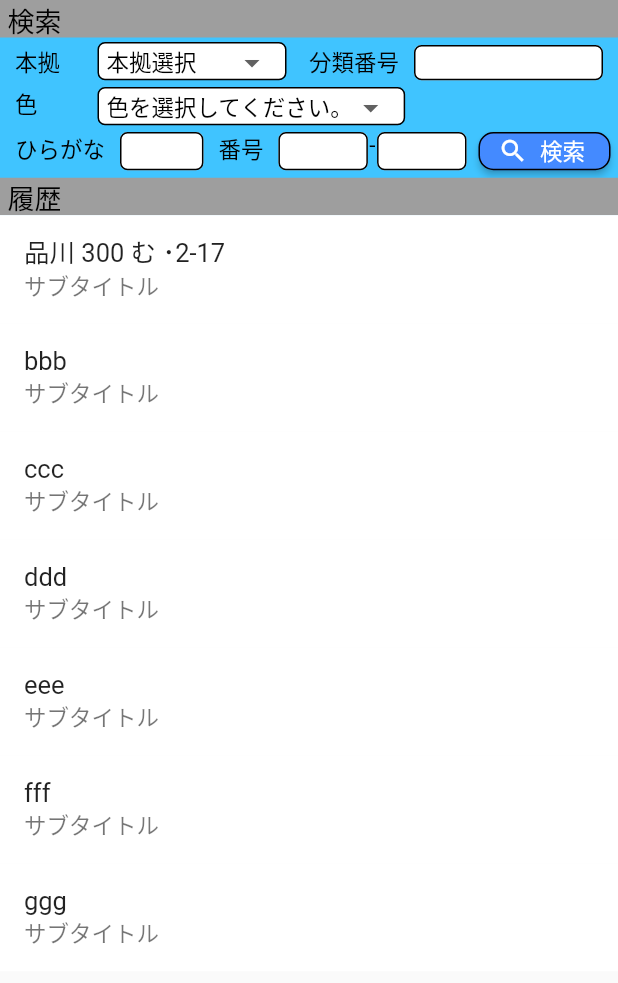
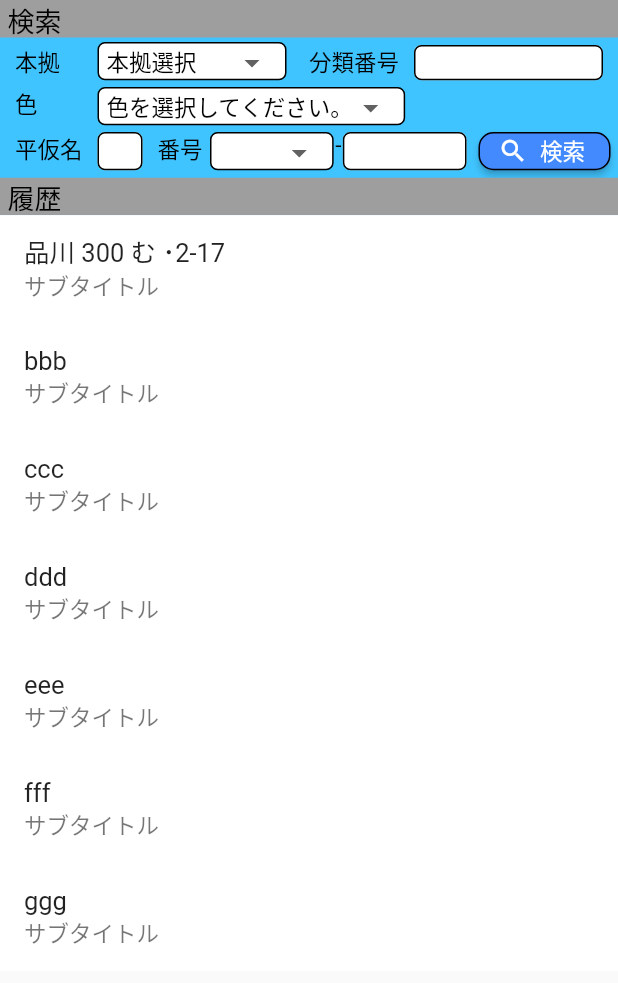
Before and after one commit to Nkoyama/CarOwnerConnect, a Flutter app: the TalkMainPage screen opened directly, on a phone screen of 412 x 824 dp. Shown: the top 983 px of the screen. Run offline on Flutter 3.47's test engine with Material 2 defaults, Android fonts, the phone set to English and light mode, and no system bars; drawn by our look-alikes of flutter_slidable; our stand-ins replace sqflite; accounts and stored records are empty; network calls fail.

Commit message:
ナンバーを選択式に変更

```diff
--- a/car_owner_connect/lib/pages/talkMain.dart
+++ b/car_owner_connect/lib/pages/talkMain.dart
@@ -37,22 +37,45 @@ class TalkMainPageState extends State<TalkMainPage> {
     "黄色(文字色：黒)",
     "黒(文字色：黄色)"
   ];
+
+  List<String> numberList_1 = [
+    "",
+    "••", "•1", "•2", "•3", "•4", "•5", "•6", "•7", "•8", "•9",
+    "10", "11", "12", "13", "14", "15", "16", "17", "18", "19",
+    "20", "21", "22", "23", "24", "25", "26", "27", "28", "29",
+    "30", "31", "32", "33", "34", "35", "36", "37", "38", "39",
+    "40", "41", "42", "43", "44", "45", "46", "47", "48", "49",
+    "50", "51", "52", "53", "54", "55", "56", "57", "58", "59",
+    "60", "61", "62", "63", "64", "65", "66", "67", "69", "60",
+    "70", "71", "72", "73", "74", "75", "76", "77", "78", "79",
+    "80", "81", "82", "83", "84", "85", "86", "87", "88", "89",
+    "90", "91", "92", "93", "94", "95", "96", "97", "98", "99"
+  ];
+  List<String> numberList_2 = [
+    "",
+    "•1", "•2", "•3", "•4", "•5", "•6", "•7", "•8", "•9",
+    "01", "02", "03", "04", "05", "06", "07", "08", "09",
+    "10", "11", "12", "13", "14", "15", "16", "17", "18", "19",
+    "20", "21", "22", "23", "24", "25", "26", "27", "28", "29",
+    "30", "31", "32", "33", "34", "35", "36", "37", "38", "39",
+    "40", "41", "42", "43", "44", "45", "46", "47", "48", "49",
+    "50", "51", "52", "53", "54", "55", "56", "57", "58", "59",
+    "60", "61", "62", "63", "64", "65", "66", "67", "69", "60",
+    "70", "71", "72", "73", "74", "75", "76", "77", "78", "79",
+    "80", "81", "82", "83", "84", "85", "86", "87", "88", "89",
+    "90", "91", "92", "93", "94", "95", "96", "97", "98", "99"
+  ];
+
   String selectedColor = "色を選択してください。";
   String selectedPlace = "本拠選択";
+  String selectedNumber_1 = "";
+  String selectedNumber_2 = "";
 
-  var _placeController = TextEditingController();
   var _classificationController = TextEditingController();
-  var _colorController = TextEditingController();
   var _hiraganaController = TextEditingController();
-  var _numberController_1 = TextEditingController();
-  var _numberController_2 = TextEditingController();
 
-  var _placeFocusNode = FocusNode();
   var _classificationFocusNode = FocusNode();
-  var _colorFocusNode = FocusNode();
   var _hiraganaFocusNode = FocusNode();
-  var _numberFocusNode_1 = FocusNode();
-  var _numberFocusNode_2 = FocusNode();
 
   @override
   Widget build(BuildContext context) {
@@ -261,7 +284,7 @@ class TalkMainPageState extends State<TalkMainPage> {
                 padding: EdgeInsets.only(
                     left: 10.0, right: 5.0, top: 3.0, bottom: 5.0),
                 child: Text(
-                    "ひらがな",
+                    "平仮名",
                     style: TextStyle(
                         color: Colors.black,
                         fontSize: 15.0
@@ -269,7 +292,7 @@ class TalkMainPageState extends State<TalkMainPage> {
                 ),
                 height: 33.5,
               ),
-              Expanded(child: Container(
+              Container(
                 padding: EdgeInsets.only(
                     left: 5.0, right: 5.0, top: 3.0, bottom: 5.0),
                 child: TextField(
@@ -298,10 +321,11 @@ class TalkMainPageState extends State<TalkMainPage> {
                     focusNode: _hiraganaFocusNode,
                 ),
                 height: 33.5,
-              ),),
+                width: 40.0,
+              ),
               Container(
                 padding: EdgeInsets.only(
-                    left: 5.0, right: 5.0, top: 3.0, bottom: 5.0),
+                    left: 5.0, right: 0.0, top: 3.0, bottom: 5.0),
                 child: Text(
                     "番号",
                     style: TextStyle(
@@ -311,40 +335,53 @@ class TalkMainPageState extends State<TalkMainPage> {
                 ),
                 height: 33.5,
               ),
-              Expanded(child: Container(
-                padding: EdgeInsets.only(
-                    left: 5.0, right: 1.0, top: 3.0, bottom: 5.0),
-                child: TextField(
-                  decoration: InputDecoration(
-                    //Focusしていないとき
-                    enabledBorder: new OutlineInputBorder(
-                      borderRadius: new BorderRadius.circular(5.0),
-                      borderSide: BorderSide(
-                        color: Colors.black,
+              Expanded(
+                child: Container(
+                  padding: EdgeInsets.only(left: 5.0, right: 1.0, top: 3.0, bottom: 5.0),
+                    height: 33.5,
+                    child: Container(
+                      padding: EdgeInsets.only(
+                          left: 5.0, right: 10.0, top: 1.0, bottom: 1.0),
+                      decoration: BoxDecoration(
+                        color: Colors.white,
+                        borderRadius: BorderRadius.circular(5),
+                        border: Border.all(color: Colors.black),
                       ),
-                    ),
-                    //Focusしているとき
-                    focusedBorder: OutlineInputBorder(
-                      borderRadius: new BorderRadius.circular(5.0),
-                      borderSide: BorderSide(
-                        color: Colors.black,
-                        width: 2.0,
+                      child: new DropdownButtonHideUnderline(
+                        child: DropdownButton<String>(
+                          value: selectedNumber_1,
+                          onChanged: (String newValue) {
+                            setState(() {
+                              selectedNumber_1 = newValue;
+                            });
+                          },
+                          selectedItemBuilder: (context) {
+                            return numberList_1.map((String item) {
+                              return Text(
+                                item,
+                                style: TextStyle(
+                                  color: Colors.black,
+                                  fontSize: 15.0,
+                                ),
+                              );
+                            }).toList();
+                          },
+                          items: numberList_1.map((String item) {
+                            return DropdownMenuItem(
+                              value: item,
+                              child: Text(
+                                item,
+                                style: item == selectedNumber_1
+                                    ? TextStyle(fontWeight: FontWeight.bold)
+                                    : TextStyle(fontWeight: FontWeight.normal),
+                              ),
+                            );
+                          }).toList(),
+                        ),
                       ),
-                    ),
-                    filled: true,
-                    fillColor: Colors.white,
-                  ),
-                  style: TextStyle(
-                      fontSize: 15.0
-                  ),
-                  focusNode: _numberFocusNode_1,
-                  keyboardType: TextInputType.number,
-                  inputFormatters: <TextInputFormatter>[
-                    LengthLimitingTextInputFormatter(2),
-                  ],
+                    )
                 ),
-                height: 33.5,
-              ),),
+              ),
               Container(
                 padding: EdgeInsets.only(
                     left: 0.0, right: 0.0, top: 3.0, bottom: 5.0),
@@ -383,7 +420,6 @@ class TalkMainPageState extends State<TalkMainPage> {
                   style: TextStyle(
                       fontSize: 15.0
                   ),
-                  focusNode: _numberFocusNode_2,
                   keyboardType: TextInputType.number,
                   inputFormatters: <TextInputFormatter>[
                     LengthLimitingTextInputFormatter(2),
@@ -443,7 +479,6 @@ class TalkMainPageState extends State<TalkMainPage> {
       setState(() {
         placeList = response.body.toString().split(', ');
         placeList.insert(0, "本拠選択");
-        print(placeList);
       });
     });
   }
@@ -451,7 +486,6 @@ class TalkMainPageState extends State<TalkMainPage> {
   @override
   void initState() {
     getPlaceList();
-    print(placeList);
     super.initState();
   }
 }
```
